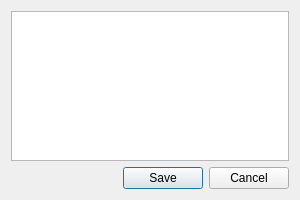
Qt form src/verboten.ui (lbartl/klassenchat) before a commit.
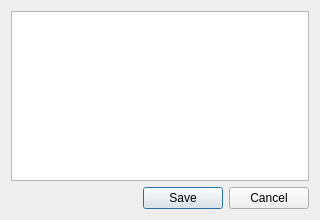
The same form after that commit. Icons and pictures are not drawn.

The edit to the form file:
```diff
--- a/src/verboten.ui
+++ b/src/verboten.ui
@@ -6,8 +6,8 @@
    <rect>
     <x>0</x>
     <y>0</y>
-    <width>300</width>
-    <height>200</height>
+    <width>320</width>
+    <height>220</height>
    </rect>
   </property>
   <property name="windowTitle">
```
Left out of the diff: 2 changed lines with no effect on the pictures.
